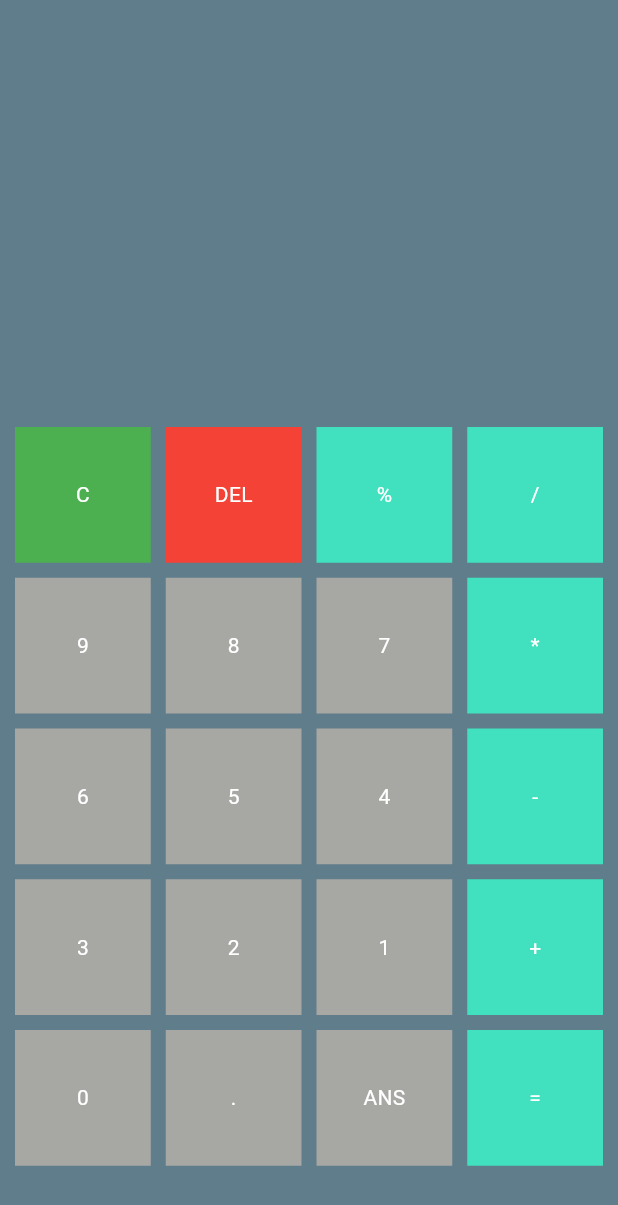
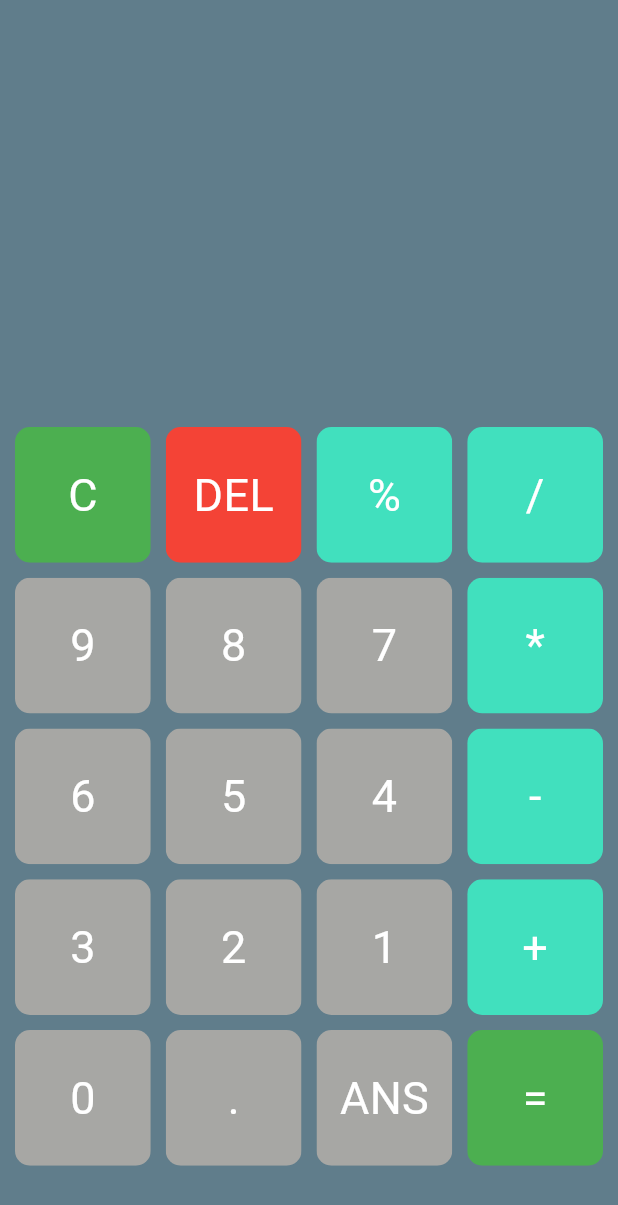
Before and after one commit to Magesh08/Calculator-App, a Flutter app: the screen it shows after launch, on a phone screen of 412 x 824 dp. Shown: the top 1205 px of the screen. Run offline on Flutter 3.47's test engine with Material 3 defaults, Android fonts, the phone set to English and light mode, and no system bars; our stand-ins replace math_expressions.

```diff
--- a/lib/models/button_model.dart
+++ b/lib/models/button_model.dart
@@ -19,12 +19,15 @@ class MyButtons extends StatelessWidget {
   Widget build(BuildContext context) {
     return GestureDetector(
       onTap: buttontapped, // Execute buttontapped function when tapped
-      child: Container(
-        color: color,
-        child: Center(
-          child: Text(
-            buttonText,
-            style: TextStyle(color: textColor),
+      child: ClipRRect(
+        borderRadius: BorderRadius.circular(10.0),
+        child: Container(
+          color: color,
+          child: Center(
+            child: Text(
+              buttonText,
+              style: TextStyle(color: textColor, fontSize: 30),
+            ),
           ),
         ),
       ),
--- a/lib/pages/homepage.dart
+++ b/lib/pages/homepage.dart
@@ -1,5 +1,6 @@
 import 'package:flutter/material.dart';
-import 'package:calculator/models/button_model.dart'; // Import the MyButtons widget
+import 'package:calculator/models/button_model.dart';
+import 'package:math_expressions/math_expressions.dart';
 
 class Homepage extends StatefulWidget {
   const Homepage({Key? key}) : super(key: key);
@@ -98,6 +99,7 @@ class _HomepageState extends State<Homepage> {
             buttontapped: () {
               setState(() {
                 userQuestion = '';
+                userAnswer = '';
               });
             },
           );
@@ -111,6 +113,17 @@ class _HomepageState extends State<Homepage> {
               setState(() {
                 userQuestion =
                     userQuestion.substring(0, userQuestion.length - 1);
+              });
+            },
+          );
+        } else if (index == buttons.length - 1) {
+          return MyButtons(
+            color: Colors.green,
+            textColor: Colors.white,
+            buttonText: buttons[index],
+            buttontapped: () {
+              setState(() {
+                equalprassed();
               });
             },
           );
@@ -136,4 +149,18 @@ class _HomepageState extends State<Homepage> {
   bool isOperatorSymbol(String x) {
     return ['%', '/', '-', '+', '*', '='].contains(x);
   }
+
+  void equalprassed() {
+    String finalQuestion = userQuestion;
+    Parser p = Parser();
+    Expression exp = p.parse(finalQuestion);
+
+    // Bind variables:
+    ContextModel cm = ContextModel();
+
+    // Evaluate expression:
+    double eval = exp.evaluate(EvaluationType.REAL, cm);
+
+    userAnswer = eval.toString();
+  }
 }
--- a/pubspec.yaml
+++ b/pubspec.yaml
@@ -35,6 +35,7 @@ dependencies:
   # The following adds the Cupertino Icons font to your application.
   # Use with the CupertinoIcons class for iOS style icons.
   cupertino_icons: ^1.0.2
+  math_expressions: ^2.4.0
 
 dev_dependencies:
   flutter_test:
```
Also changed, not shown: pubspec.lock.
